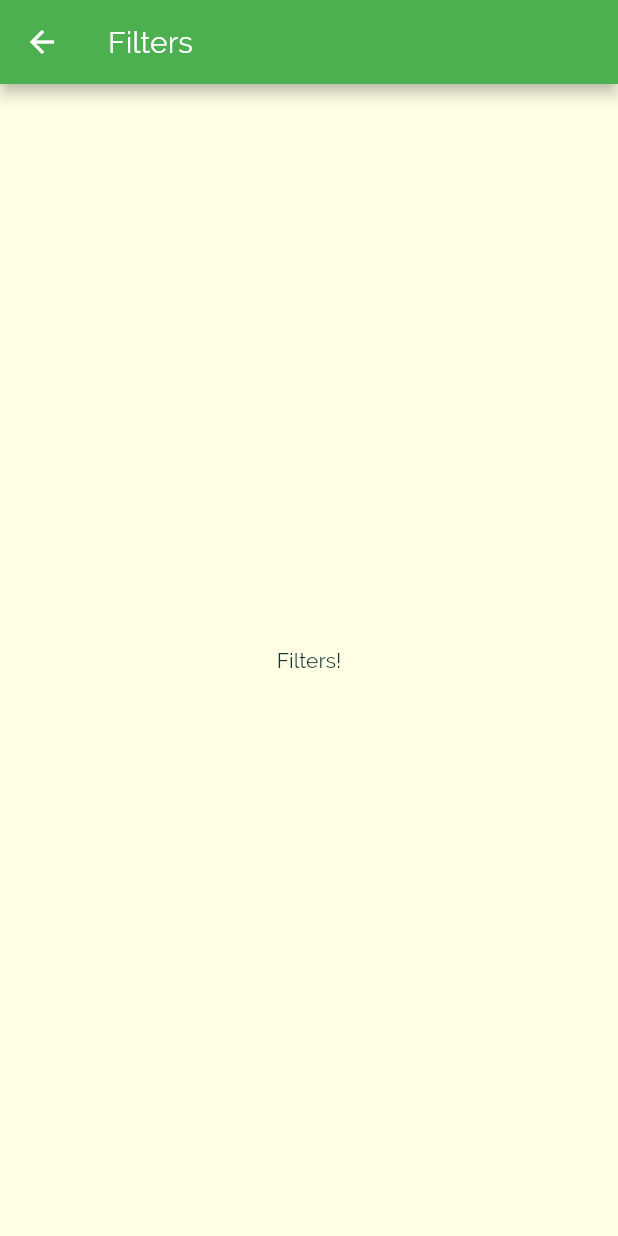
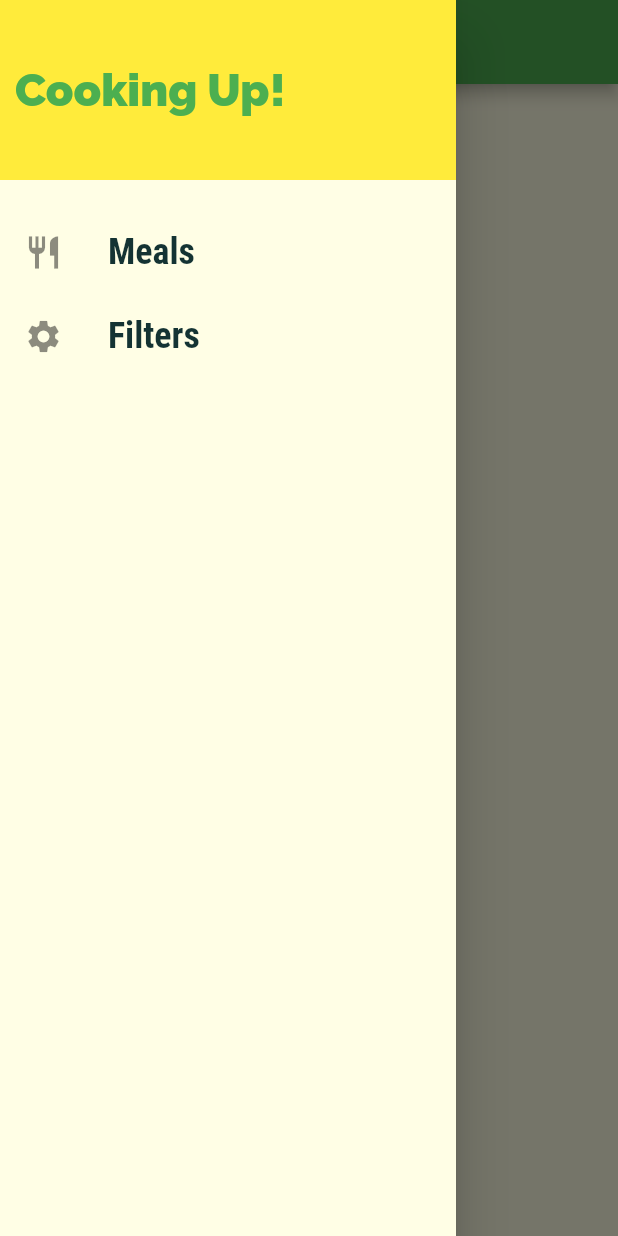
Before and after one commit to zexes/meals_app, a Flutter app: the FiltersScreen screen opened by its route, with the side drawer open (before the commit the screen has no drawer), on a phone screen of 412 x 824 dp. Run offline on Flutter 3.47's test engine with Material 2 defaults, Android fonts, the phone set to English and light mode, and no system bars.

Commit message:
Replacing pages. closes #19

```diff
--- a/lib/screens/filters_screen.dart
+++ b/lib/screens/filters_screen.dart
@@ -1,4 +1,5 @@
 import 'package:flutter/material.dart';
+import 'package:mealsapp/widgets/main_drawer.dart';
 
 class FiltersScreen extends StatelessWidget {
   static const String id = 'filters_screen';
@@ -9,6 +10,7 @@ class FiltersScreen extends StatelessWidget {
       appBar: AppBar(
         title: Text('Filters'),
       ),
+      drawer: MainDrawer(),
       body: Center(
         child: Text('Filters!'),
       ),
--- a/lib/widgets/main_drawer.dart
+++ b/lib/widgets/main_drawer.dart
@@ -1,4 +1,6 @@
 import 'package:flutter/material.dart';
+import 'package:mealsapp/screens/meal_detail_screen.dart';
+import 'package:mealsapp/screens/tab_screen.dart';
 import '../screens/filters_screen.dart';
 
 class MainDrawer extends StatelessWidget {
@@ -43,9 +45,15 @@ class MainDrawer extends StatelessWidget {
             height: 20.0,
           ),
           buildSectionTile(
-              Icons.restaurant, 'Meals', () => Navigator.of(context).pop()),
-          buildSectionTile(Icons.settings, 'Filters',
-              () => Navigator.of(context).pushNamed(FiltersScreen.id)),
+              Icons.restaurant,
+              'Meals',
+              () => Navigator.of(context).pushReplacementNamed(TabsScreen
+                  .id)), //if pushReplacement, then we use MaterialPageoute
+          buildSectionTile(
+              Icons.settings,
+              'Filters',
+              () =>
+                  Navigator.of(context).pushReplacementNamed(FiltersScreen.id)),
         ],
       ),
     );
```
